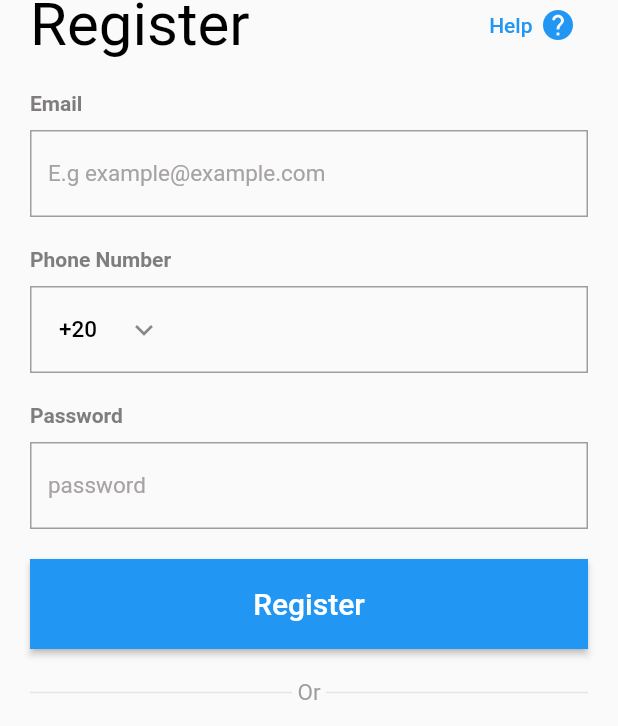
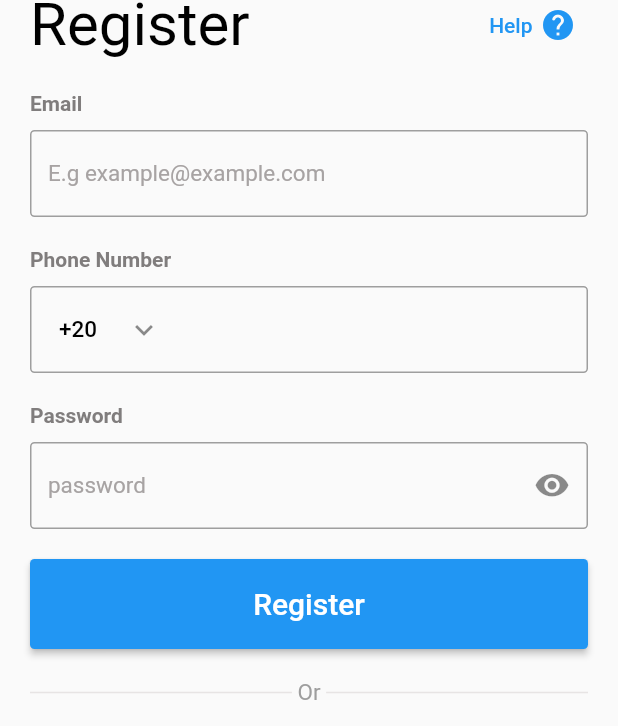
Before and after one commit to monicaE16/Task1_Algoriza, a Flutter app: the Register screen opened directly, on a phone screen of 412 x 824 dp. Shown: the part 260-986 px from the top of the screen. Run offline on Flutter 3.47's test engine with Material 2 defaults, Android fonts, the phone set to English and light mode, and no system bars; drawn by our look-alikes of country_code_picker; network calls fail.

Commit message:
added modifications

```diff
--- a/lib/components/input_field.dart
+++ b/lib/components/input_field.dart
@@ -3,7 +3,7 @@ import 'package:flutter/material.dart';
 class InputField extends StatelessWidget {
   final String name;
   final String initialText;
-  final IconData? icon;
+  final Icon? icon;
   const InputField({
     required this.name,
     required this.initialText,
@@ -32,11 +32,11 @@ class InputField extends StatelessWidget {
               color: Color.fromARGB(255, 167, 163, 163),
               decorationColor: Colors.white,
               fontSize: 15),
-          decoration: const InputDecoration(
-            // suffixIcon: Icon(),
+          decoration: InputDecoration(
+            suffixIcon: icon,
             // contentPadding: EdgeInsets.symmetric(vertical: 2),
-            enabledBorder: OutlineInputBorder(
-                borderRadius: BorderRadius.all(Radius.zero),
+            enabledBorder: const OutlineInputBorder(
+                borderRadius: BorderRadius.all(Radius.circular(3)),
                 borderSide: BorderSide(color: Colors.grey)),
           ),
         ),
--- a/lib/components/phone_number.dart
+++ b/lib/components/phone_number.dart
@@ -30,7 +30,7 @@ class PhoneNumberFiled extends StatelessWidget {
           decoration: InputDecoration(
             // contentPadding: EdgeInsets.symmetric(vertical: 2),
             enabledBorder: const OutlineInputBorder(
-                borderRadius: BorderRadius.all(Radius.zero),
+                borderRadius: BorderRadius.all(Radius.circular(3)),
                 borderSide: BorderSide(color: Colors.grey)),
             prefixIcon: Row(
               mainAxisAlignment: MainAxisAlignment.start,
--- a/lib/pages/register.dart
+++ b/lib/pages/register.dart
@@ -62,13 +62,17 @@ class _RegisterState extends State<Register> {
                   const SizedBox(
                     height: 20,
                   ),
-                  const InputField(name: 'Password', initialText: 'password'),
+                  const InputField(
+                    name: 'Password',
+                    initialText: 'password',
+                    icon: Icon(Icons.visibility_rounded),
+                  ),
                   const SizedBox(
                     height: 20,
                   ),
                   MyButton(
                     myText: 'Register',
-                    borderRadius: 0.0,
+                    borderRadius: 3.0,
                     color: Colors.blue,
                     myFunc: () {},
                   ),
--- a/lib/pages/signin.dart
+++ b/lib/pages/signin.dart
@@ -56,7 +56,7 @@ class _SignInState extends State<SignIn> {
                 ),
                 MyButton(
                   myText: 'Sign In',
-                  borderRadius: 0.0,
+                  borderRadius: 5.0,
                   color: Colors.blue,
                   myFunc: () {},
                 ),
```
